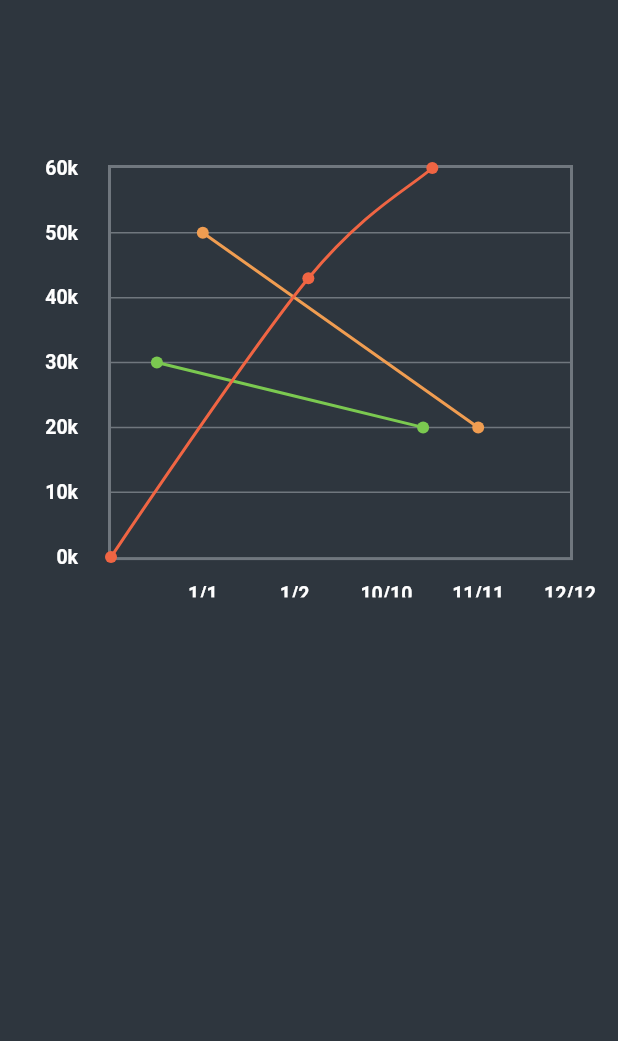
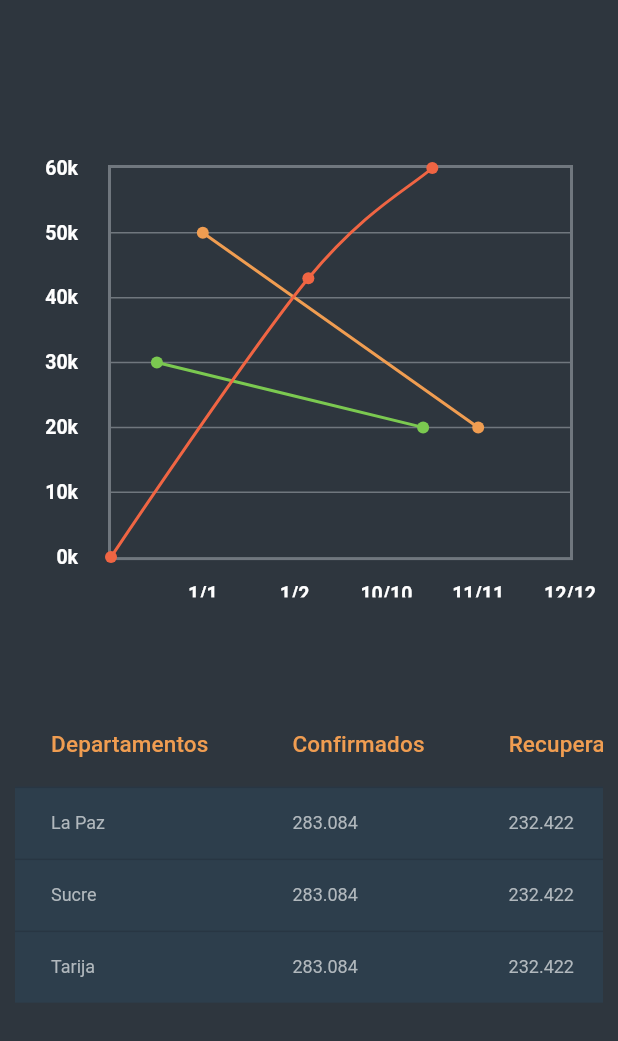
Before and after one commit to Grupo-Arquitectura-2021/VIC-19-Frontend-Mobile, a Flutter app: the TablesPage screen opened directly, on a phone screen of 412 x 824 dp. Shown: the top 1041 px of the screen. Run offline on Flutter 3.47's test engine with Material 2 defaults, Android fonts, the phone set to English and light mode, and no system bars; drawn by our look-alikes of fl_chart; our stand-ins replace auto_size_text, bloc, equatable, flutter_bloc, flutter_spinkit, google_maps_flutter.

Commit message:
creation of widget BasicTable and implementation in TablesPage

```diff
--- /dev/null
+++ b/vic_19/lib/components/tables/BasicTable.dart
@@ -0,0 +1,57 @@
+import 'package:flutter/material.dart';
+
+import '../../PaletteColor.dart';
+
+class BasicTableWidget extends StatefulWidget {
+
+  @override
+  _BasicTableWidgetState createState() => _BasicTableWidgetState();
+}
+
+class _BasicTableWidgetState extends State<BasicTableWidget> {
+  @override
+  Widget build(BuildContext context) {
+    return SingleChildScrollView(
+      scrollDirection: Axis.horizontal,
+      child: DataTable(
+
+          columns: [
+            DataColumn(label: Text("Departamentos",style: TextStyle(color: color3,fontSize: 15),)),
+            DataColumn(label: Text("Confirmados",style: TextStyle(color: color3,fontSize: 15),)),
+            DataColumn(label: Text("Recuperados",style: TextStyle(color: color3,fontSize: 15),)),
+            DataColumn(label: Text("Fallecidos",style: TextStyle(color: color3,fontSize: 15),)),
+            // DataColumn(label: Text("Fallecidos"),numeric:true,),
+          ],
+          rows: [
+            DataRow(
+              selected: true,
+                cells:[
+                  DataCell(Text("La Paz",style: TextStyle(color: color5,fontSize: 12),)),
+                  DataCell(Text("283.084",style: TextStyle(color: color5,fontSize: 12),)),
+                  DataCell(Text("232.422",style: TextStyle(color: color5,fontSize: 12),)),
+                  DataCell(Text("12.469",style: TextStyle(color: color5,fontSize: 12),)),
+                ]
+            ),
+            DataRow(
+              selected: true,
+                cells:[
+                  DataCell(Text("Sucre",style: TextStyle(color: color5,fontSize: 12),)),
+                  DataCell(Text("283.084",style: TextStyle(color: color5,fontSize: 12),)),
+                  DataCell(Text("232.422",style: TextStyle(color: color5,fontSize: 12),)),
+                  DataCell(Text("12.469",style: TextStyle(color: color5,fontSize: 12),)),
+                ]
+            ),
+            DataRow(
+                selected: true,
+                cells:[
+                  DataCell(Text("Tarija",style: TextStyle(color: color5,fontSize: 12),)),
+                  DataCell(Text("283.084",style: TextStyle(color: color5,fontSize: 12),)),
+                  DataCell(Text("232.422",style: TextStyle(color: color5,fontSize: 12),)),
+                  DataCell(Text("12.469",style: TextStyle(color: color5,fontSize: 12),)),
+                ]
+            ),
+          ],
+      ),
+    );
+  }
+}
--- a/vic_19/lib/pages/NewsPage.dart
+++ b/vic_19/lib/pages/NewsPage.dart
@@ -48,11 +48,6 @@ class _NewsPageState extends State<NewsPage> {
               return GestureDetector(
                 onTap: (){
                   _showMyDialog(idNews);
-                  // print("touch");
-                  // setState(() {
-                  //   SpecificNews(idNews);
-                  // });
-                  // SpecificNews(idNews);
                 },
                 child: Card(
                   color: color1,
--- a/vic_19/lib/pages/TablesPage.dart
+++ b/vic_19/lib/pages/TablesPage.dart
@@ -1,5 +1,6 @@
 import 'package:flutter/material.dart';
 import 'package:vic_19/components/graphics/LinearChart.dart';
+import 'package:vic_19/components/tables/BasicTable.dart';
 
 import '../PaletteColor.dart';
 class TablesPage extends StatefulWidget {
@@ -26,6 +27,12 @@ class _TablesPageState extends State<TablesPage> {
                   child: LineChartWidget(_dataList),
                 ),
                 SizedBox(height: 30,),
+                Container(
+                  alignment: Alignment.center,
+                  width: size.width,
+                  padding: EdgeInsets.all(10),
+                  child: BasicTableWidget(),
+                ),
                 // LineChartWidget(_dataList),
               ],
             ),
```
